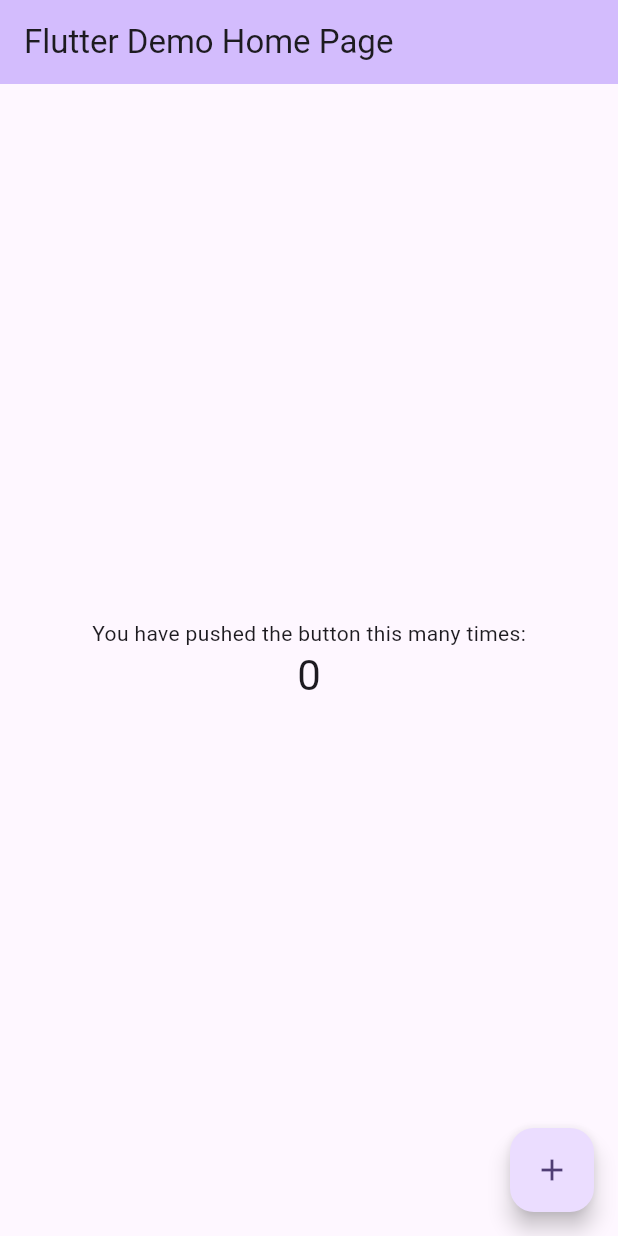
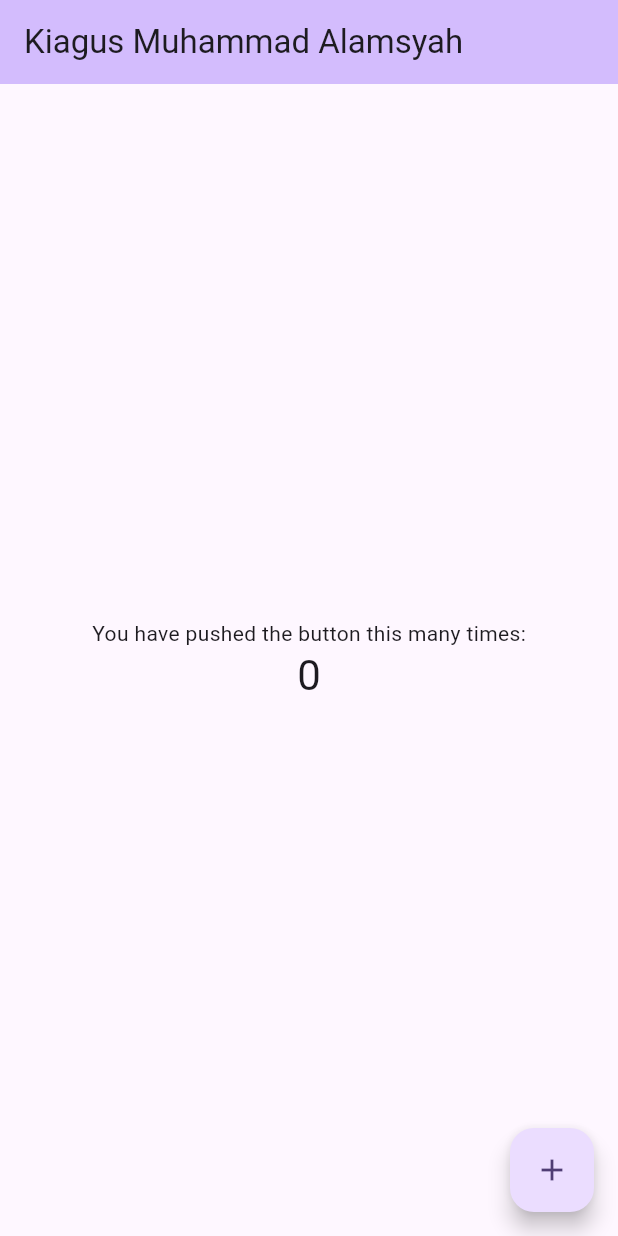
Before and after one commit to Lams1604/Counter_Alamsyah, a Flutter app: the screen it shows after launch, on a phone screen of 412 x 824 dp. Run offline on Flutter 3.47's test engine with Material 2 defaults, Android fonts, the phone set to English and light mode, and no system bars.

Commit message:
Update main.dart
ubah title proyek

```diff
--- a/lib/main.dart
+++ b/lib/main.dart
@@ -31,7 +31,7 @@ class MyApp extends StatelessWidget {
         colorScheme: ColorScheme.fromSeed(seedColor: Colors.deepPurple),
         useMaterial3: true,
       ),
-      home: const MyHomePage(title: 'Flutter Demo Home Page'),
+      home: const MyHomePage(title: 'Kiagus Muhammad Alamsyah'),
     );
   }
 }
```
